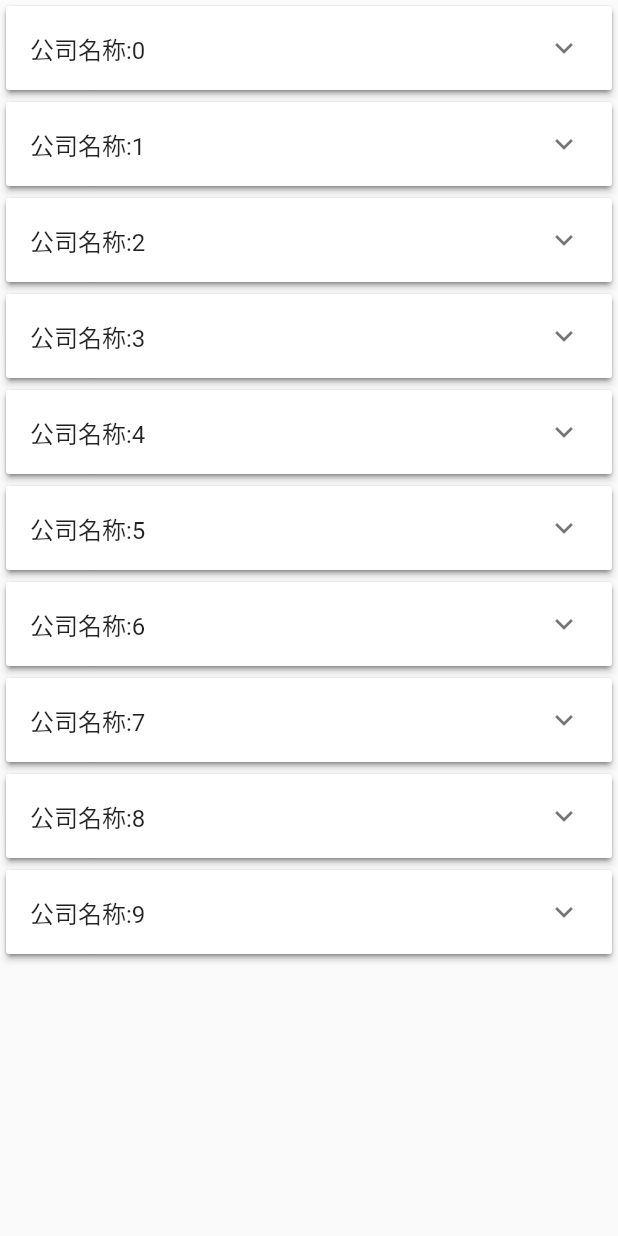
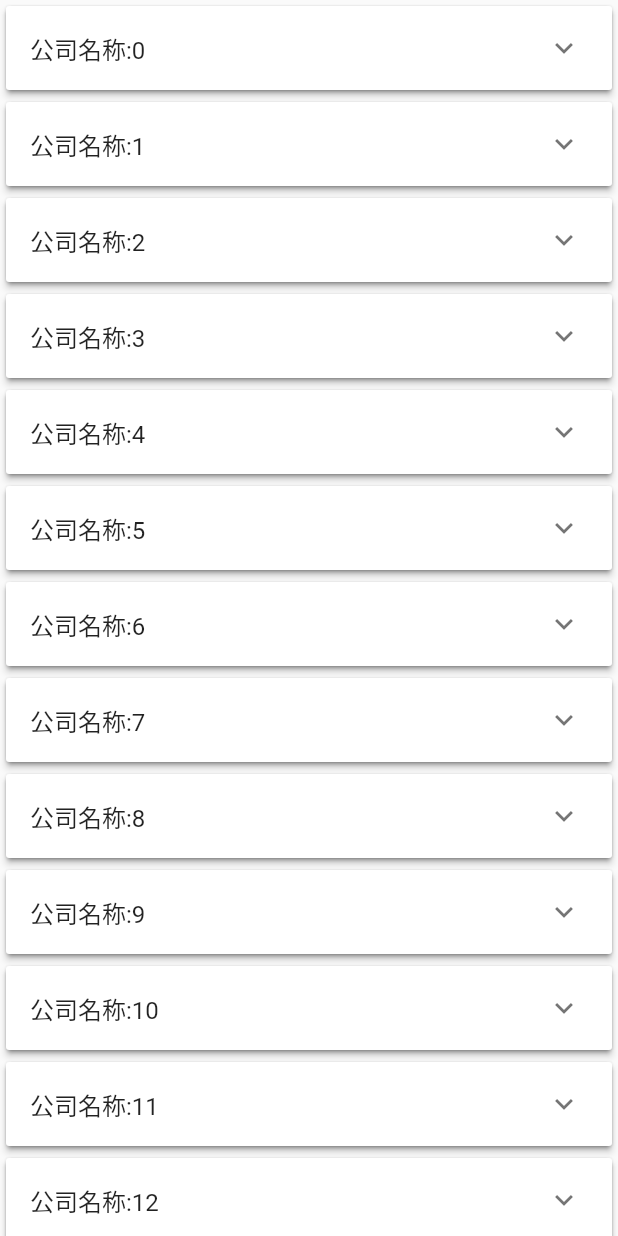
Before and after one commit to HONODA/customer_manager, a Flutter app: the Customerv widget shown alone on an empty page, opened directly, on a phone screen of 412 x 824 dp. Run offline on Flutter 3.47's test engine with Material 2 defaults, Android fonts, the light colour scheme and no system bars.

Commit message:
更新客户：优化

```diff
--- a/lib/view/customer/CustomerDetail.dart
+++ b/lib/view/customer/CustomerDetail.dart
@@ -14,6 +14,7 @@ class _CutomerDetail extends State<CutomerDetail> {
   bool loading;
   int _id = -1;
   MyExpandsionBean expandState; //开展开的状态列表,ExpandStateBean是自定义的类
+
   _CutomerDetail(int id) {
     _id = id;
     expandState = CustomerDetailvm().showCutomerList(_id);
@@ -43,6 +44,7 @@ class _CutomerDetail extends State<CutomerDetail> {
                   FutureBuilder(
                       future: showCutomerinf(1),
                       builder: (context, snapshot) {
+                        if (!expandState.isOpen) return Text('');
                         switch (snapshot.connectionState) {
                           case ConnectionState.none:
                             return new Text(
@@ -57,7 +59,7 @@ class _CutomerDetail extends State<CutomerDetail> {
                               return snapshot.data;
                         }
                       }),
-                  new MaterialButton(child: Text('新增明细'), onPressed: () {})
+                  showbutton(expandState.isOpen)
                 ], //显示客户详细信息
               ),
               isExpanded: expandState.isOpen)
@@ -81,4 +83,10 @@ class _CutomerDetail extends State<CutomerDetail> {
         initialItemCount: items.length,
         shrinkWrap: true);
   }
+
+  Widget showbutton(bool i) {
+    return i
+        ? new MaterialButton(child: Text('新增明细'), onPressed: () {})
+        : Text('');
+  }
 }
--- a/lib/view/customer/Customerv.dart
+++ b/lib/view/customer/Customerv.dart
@@ -12,12 +12,11 @@ class Customerv extends StatelessWidget {
   }
   @override
   Widget build(BuildContext context) {
-    return new ListView.builder(
-        itemCount: customerlist.length,
-        itemBuilder: (context, index) {
-          return new SizedBox(
-              //height: 200,
-              child: new Card(
+    return new AnimatedList(
+        shrinkWrap: true,
+        initialItemCount: customerlist.length,
+        itemBuilder: (context, index, animation) {
+          return new Card(
               color: Colors.white,
               child: new Column(
                   mainAxisSize: MainAxisSize.max,
@@ -38,12 +37,11 @@ class Customerv extends StatelessWidget {
                                   'Press button to start'); //如果_calculation未执行则提示：请点击开始
                             case ConnectionState.waiting:
                               return new CircularProgressIndicator(
-                                    strokeWidth: 4.0,
-                                    backgroundColor: Colors.blue,
+                                strokeWidth: 2.0,
+                                backgroundColor: Colors.deepOrange,
                                 // value: 0.2,
-                                    valueColor:
-                                        new AlwaysStoppedAnimation<Color>(
-                                            Colors.red),
+                                valueColor: new AlwaysStoppedAnimation<Color>(
+                                    Colors.orange),
                               ); //如果_calculation正在执行则提示：加载中
                             default: //如果_calculation执行完毕
                               if (snapshot.hasError) //若_calculation执行出现异常
@@ -56,7 +54,7 @@ class Customerv extends StatelessWidget {
                     //  "${items[index]}",
                     //  textScaleFactor: 2,
                     //)
-                      ])));
+                  ]));
         });
   }
 
--- a/lib/viewmodel/customervm.dart
+++ b/lib/viewmodel/customervm.dart
@@ -3,6 +3,6 @@ import 'package:flutter/material.dart';
 class Customervm with ChangeNotifier {
   //显示客户列表
   List<String> showCutomerList() {
-    return new List<String>.generate(10, (i) => "Item $i");
+    return new List<String>.generate(100, (i) => "Item $i");
   }
 }
--- a/lib/viewmodel/itemvm.dart
+++ b/lib/viewmodel/itemvm.dart
@@ -3,6 +3,6 @@ import 'package:flutter/material.dart';
 class Itemvm with ChangeNotifier {
   //显示资料列表
   List<String> showItemList() {
-    return new List<String>.generate(10, (i) => "Item $i");
+    return new List<String>.generate(100, (i) => "Item $i");
   }
 }
```
Lines whose indentation alone changed are shown as unchanged.
